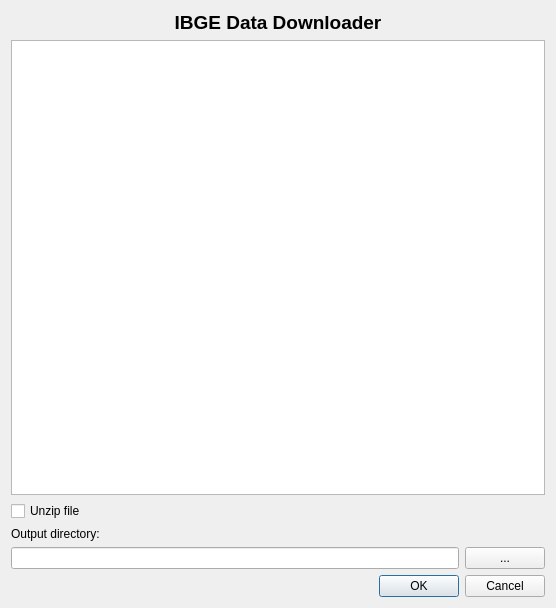
Old version of the form ibgeDataDownloader_dialog_base.ui in the repository VEMD/ibgedatadownloader.
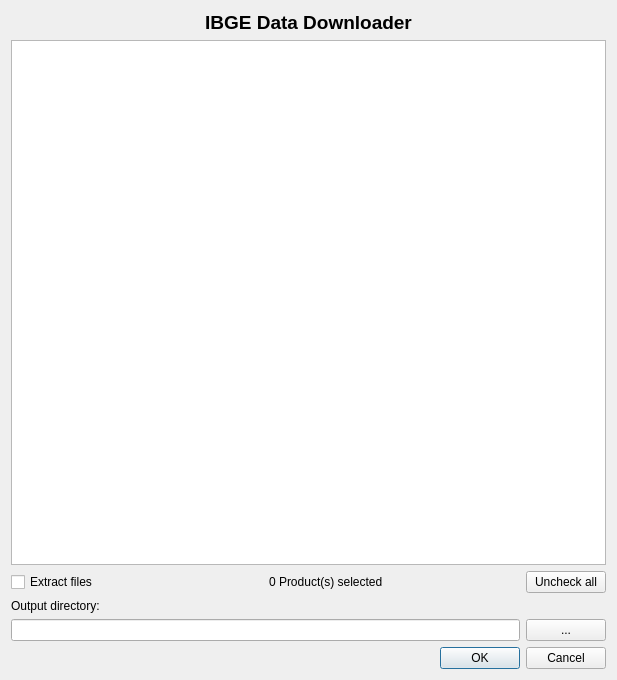
New version of the form.

```diff
--- a/ibgeDataDownloader_dialog_base.ui
+++ b/ibgeDataDownloader_dialog_base.ui
@@ -6,8 +6,8 @@
    <rect>
     <x>0</x>
     <y>0</y>
-    <width>556</width>
-    <height>608</height>
+    <width>617</width>
+    <height>680</height>
    </rect>
   </property>
   <property name="windowTitle">
@@ -16,14 +16,34 @@
   <layout class="QGridLayout" name="gridLayout_2">
    <item row="0" column="0">
     <layout class="QGridLayout" name="gridLayout">
-     <item row="3" column="0">
+     <item row="0" column="0">
+      <widget class="QLabel" name="label_2">
+       <property name="font">
+        <font>
+         <pointsize>14</pointsize>
+         <weight>75</weight>
+         <bold>true</bold>
+        </font>
+       </property>
+       <property name="layoutDirection">
+        <enum>Qt::LeftToRight</enum>
+       </property>
+       <property name="text">
+        <string>IBGE Data Downloader</string>
+       </property>
+       <property name="alignment">
+        <set>Qt::AlignCenter</set>
+       </property>
+      </widget>
+     </item>
+     <item row="13" column="0">
       <widget class="QLabel" name="label_6">
        <property name="text">
         <string>Output directory:</string>
        </property>
       </widget>
      </item>
-     <item row="8" column="0">
+     <item row="18" column="0">
       <widget class="QDialogButtonBox" name="button_box">
        <property name="orientation">
         <enum>Qt::Horizontal</enum>
@@ -33,13 +53,6 @@
        </property>
       </widget>
      </item>
-     <item row="2" column="0">
-      <widget class="QCheckBox" name="checkBox_Unzip">
-       <property name="text">
-        <string>Unzip file</string>
-       </property>
-      </widget>
-     </item>
      <item row="1" column="0">
       <widget class="QTreeView" name="treeView">
        <property name="frameShape">
@@ -74,27 +87,7 @@
        </attribute>
       </widget>
      </item>
-     <item row="0" column="0">
-      <widget class="QLabel" name="label_2">
-       <property name="font">
-        <font>
-         <pointsize>14</pointsize>
-         <weight>75</weight>
-         <bold>true</bold>
-        </font>
-       </property>
-       <property name="layoutDirection">
-        <enum>Qt::LeftToRight</enum>
-       </property>
-       <property name="text">
-        <string>IBGE Data Downloader</string>
-       </property>
-       <property name="alignment">
-        <set>Qt::AlignCenter</set>
-       </property>
-      </widget>
-     </item>
-     <item row="5" column="0">
+     <item row="15" column="0">
       <layout class="QHBoxLayout" name="horizontalLayout">
        <item>
         <widget class="QLineEdit" name="lineEdit_Saida">
@@ -112,6 +105,40 @@
        </item>
       </layout>
      </item>
+     <item row="4" column="0">
+      <layout class="QHBoxLayout" name="horizontalLayout_2">
+       <property name="leftMargin">
+        <number>0</number>
+       </property>
+       <item>
+        <widget class="QCheckBox" name="checkBox_Unzip">
+         <property name="text">
+          <string>Extract files</string>
+         </property>
+        </widget>
+       </item>
+       <item>
+        <widget class="QLabel" name="label_ProductsSelected">
+         <property name="text">
+          <string>0 Product(s) selected</string>
+         </property>
+        </widget>
+       </item>
+       <item>
+        <widget class="QPushButton" name="pushButton_UncheckAll">
+         <property name="maximumSize">
+          <size>
+           <width>80</width>
+           <height>16777215</height>
+          </size>
+         </property>
+         <property name="text">
+          <string>Uncheck all</string>
+         </property>
+        </widget>
+       </item>
+      </layout>
+     </item>
     </layout>
    </item>
   </layout>
```
